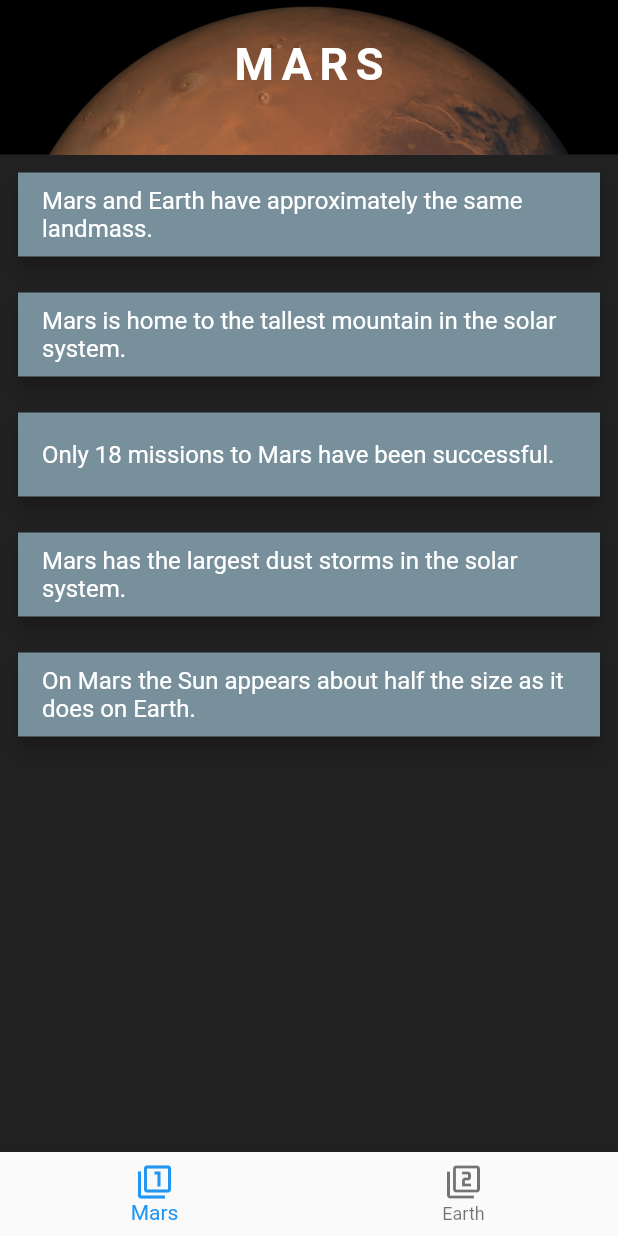
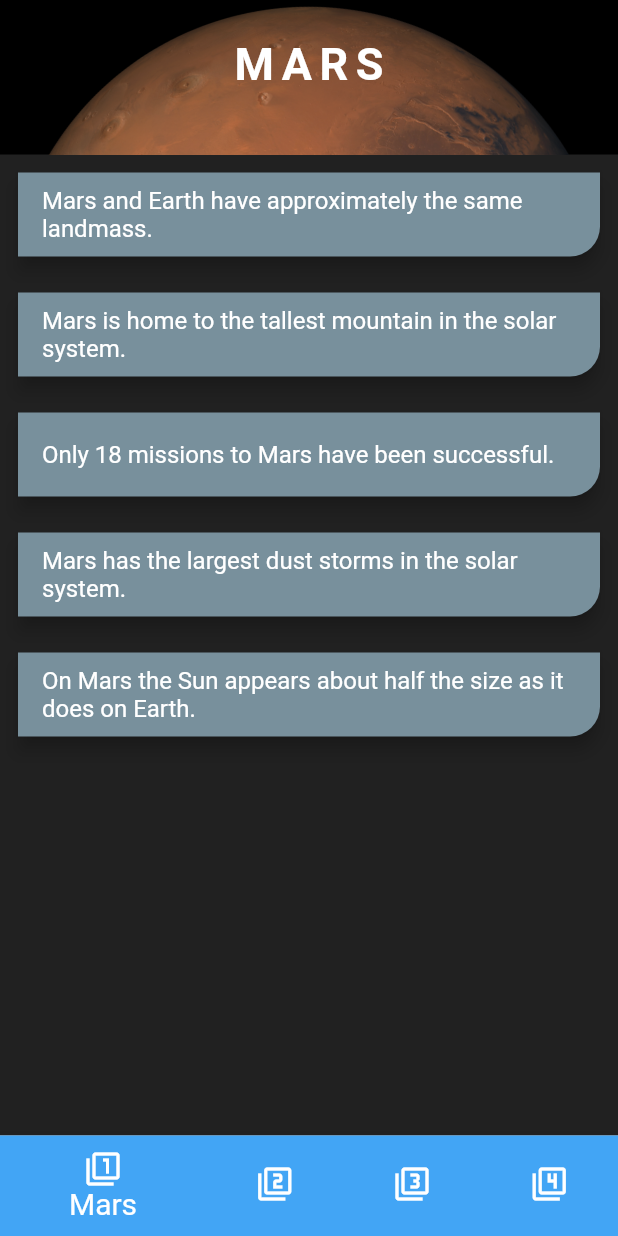
Before and after one commit to Abhishek-J111/Flutter-UI, a Flutter app: the screen it shows after launch, on a phone screen of 412 x 824 dp. Run offline on Flutter 3.47's test engine with Material 2 defaults, Android fonts, the phone set to English and light mode, and no system bars; missing offline and left inert: dart:ffi.

Commit message:
Animated_Appbar

```diff
--- a/Animations/appbar/lib/Widgets/Pages/earth.dart
+++ b/Animations/appbar/lib/Widgets/Pages/earth.dart
@@ -14,7 +14,7 @@ class _EarthState extends State<Earth> {
     "Earth has a powerful magnetic field.",
     "There is only one natural satellite of the planet Earth.",
     "Earth is only named after God",
-    "assets/jupiter.png"
+    "assets/earth1.png"
 
   ];
   @override
--- a/Animations/appbar/lib/Widgets/animatedAppBar.dart
+++ b/Animations/appbar/lib/Widgets/animatedAppBar.dart
@@ -109,7 +109,7 @@ Facts(this.text);
             padding: const EdgeInsets.all(8.0),
             child: Card(
               shape: RoundedRectangleBorder(
-
+                borderRadius: BorderRadius.only(bottomRight: Radius.circular(20.0))
               ),
               elevation: 5.0,
               color: Colors.blueGrey.shade400,
--- a/Animations/appbar/lib/homepage.dart
+++ b/Animations/appbar/lib/homepage.dart
@@ -2,7 +2,9 @@ import 'dart:ffi';
 
 import 'package:flutter/material.dart';
 import 'Widgets/Pages/earth.dart';
+import 'Widgets/Pages/jupiter.dart';
 import 'Widgets/Pages/mars.dart';
+import 'Widgets/Pages/moon.dart';
 import 'Widgets/animatedAppBar.dart';
 class HomePage extends StatefulWidget {
   @override
@@ -17,7 +19,7 @@ class _HomePageState extends State<HomePage> {
   @override
   void initState(){
     super.initState();
-    _listPages..add(Mars())..add(Earth());
+    _listPages..add(Mars())..add(Earth())..add(Moon())..add(Jupiter());
     _currentPage = Mars();
   }
 
@@ -35,14 +37,27 @@ class _HomePageState extends State<HomePage> {
         ),
       bottomNavigationBar: BottomNavigationBar(
         currentIndex: _currentIndex,
+
+        selectedFontSize: 20.0,
+        unselectedFontSize: 10.0,
         items: [
           BottomNavigationBarItem(
             icon: Icon(Icons.filter_1_outlined),
-            label: 'Mars'
+            label: 'Mars',
+            backgroundColor: Colors.blue.shade400
+
             ),
             BottomNavigationBarItem(
             icon: Icon(Icons.filter_2_outlined),
             label: 'Earth'
+            ),
+            BottomNavigationBarItem(
+            icon: Icon(Icons.filter_3_outlined),
+            label: 'Moon'
+            ),
+            BottomNavigationBarItem(
+            icon: Icon(Icons.filter_4_outlined),
+            label: 'Jupiter'
             ),
 
         ],
```
Also changed, not shown: Animations/appbar/lib/Widgets/Pages/jupiter.dart (added, +27 -0 lines), Animations/appbar/lib/Widgets/Pages/moon.dart (added, +27 -0 lines), Animations/appbar/assets/earth1.png (added).
